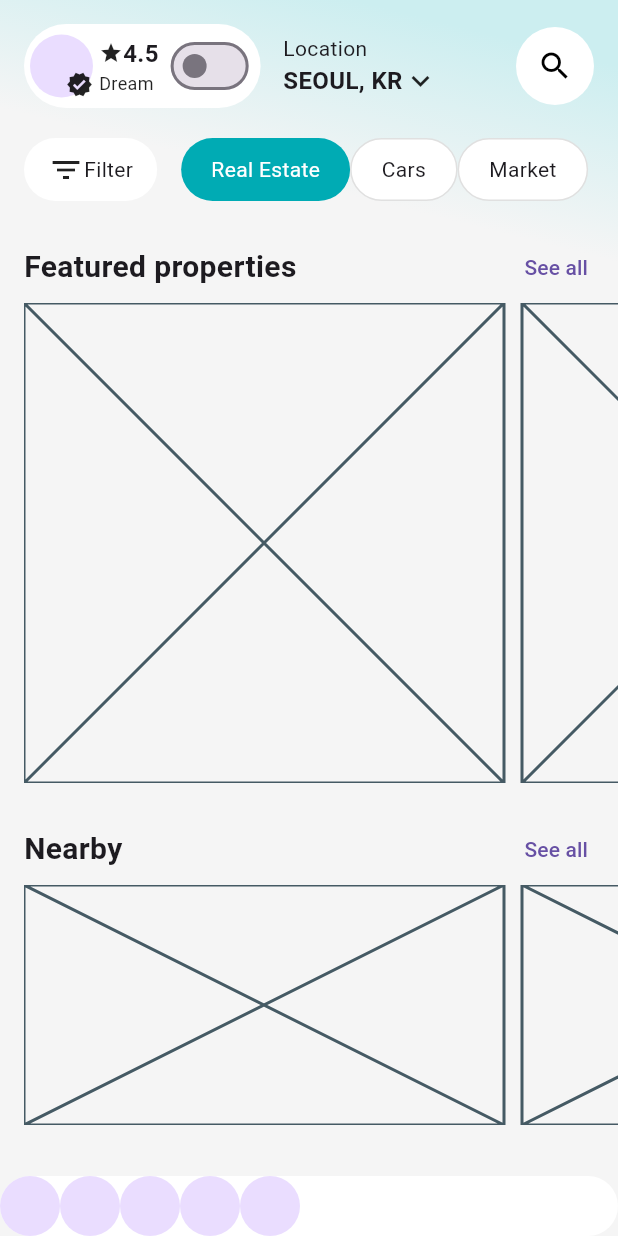
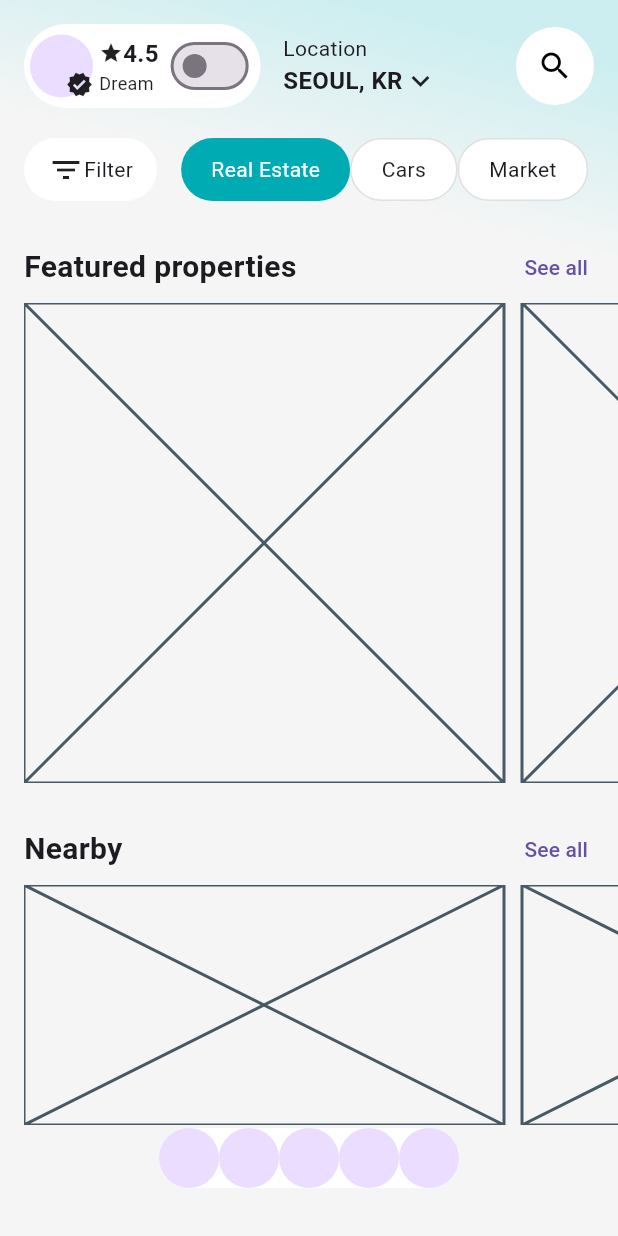
Before and after one commit to JAICHANGPARK/flutter_notebook_chapter_49, a Flutter app: the RealEstateHomePage screen opened directly, on a phone screen of 412 x 824 dp. Run offline on Flutter 3.47's test engine with Material 3 defaults, Android fonts, the phone set to English and light mode, and no system bars; our stand-ins replace dots_indicator, gap, google_fonts.

Commit message:
Update real_estate_home_page.dart

```diff
--- a/lib/ep2472_real_estate_app/ui/real_estate_home_page.dart
+++ b/lib/ep2472_real_estate_app/ui/real_estate_home_page.dart
@@ -287,7 +287,9 @@ class _RealEstateHomePageState extends State<RealEstateHomePage> {
 
               decoration: ShapeDecoration(shape: StadiumBorder(),
               color: Colors.white),
+              margin: EdgeInsets.only(bottom: 32, ),
               child: Row(
+                mainAxisSize: .min,
                 children: [
                   CircleAvatar(),
                   CircleAvatar(),
```
